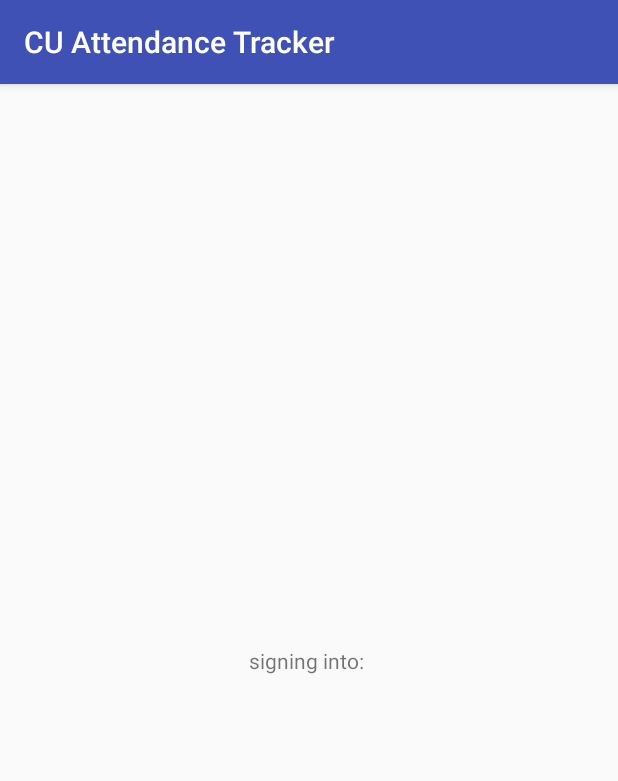
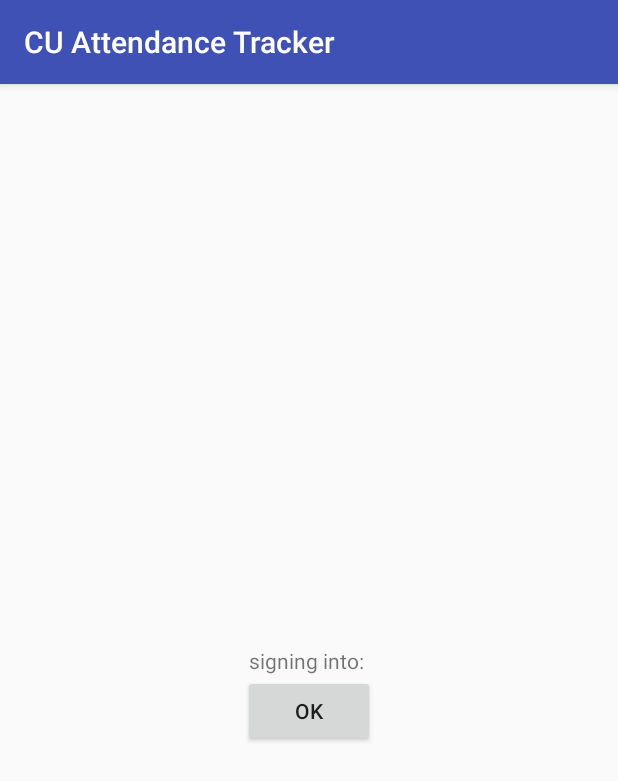
Before and after one commit to jmsv/cu-attendance-system, an Android app: the RegisterAttendance screen opened directly, with no data from a screen before it, on a phone screen of 412 x 824 dp. Shown: the top 781 px of the screen. Run offline under Robolectric (Android 15) with nearby library versions, the phone set to English and light mode, and no system bars.

Commit message:
Working QR code sign in

```diff
--- a/app/app/src/main/AndroidManifest.xml
+++ b/app/app/src/main/AndroidManifest.xml
@@ -3,6 +3,7 @@
     package="jamesvickery.net.cuattendancetracker">
 
     <uses-permission android:name="android.permission.CAMERA" />
+    <uses-permission android:name="android.permission.INTERNET" />
 
     <uses-feature android:name="android.hardware.camera" />
     <uses-feature android:name="android.hardware.camera.autofocus" />
--- a/app/app/src/main/java/jamesvickery/net/cuattendancetracker/RegisterAttendance.java
+++ b/app/app/src/main/java/jamesvickery/net/cuattendancetracker/RegisterAttendance.java
@@ -2,17 +2,25 @@ package jamesvickery.net.cuattendancetracker;
 
 import android.os.Bundle;
 import android.support.v7.app.AppCompatActivity;
+import android.view.View;
+import android.widget.Button;
 import android.widget.TextView;
 
 import java.io.IOException;
 
+import okhttp3.Call;
+import okhttp3.Callback;
 import okhttp3.FormBody;
 import okhttp3.OkHttpClient;
 import okhttp3.Request;
 import okhttp3.RequestBody;
 import okhttp3.Response;
+import okhttp3.ResponseBody;
 
 public class RegisterAttendance extends AppCompatActivity {
+
+    String eventId = "";
+    TextView textViewEventId;
 
     @Override
     protected void onCreate(Bundle savedInstanceState) {
@@ -26,28 +34,25 @@ public class RegisterAttendance extends AppCompatActivity {
 
         setContentView(R.layout.activity_register_attendance);
 
+        Button buttonBackHome = findViewById(R.id.buttonBackHome);
+        buttonBackHome.setOnClickListener(new View.OnClickListener() {
+            @Override
+            public void onClick(View v) {
+                finish();
+            }
+        });
 
-//        AlertDialog.Builder builder = new AlertDialog.Builder(this);
-//        builder.setTitle("this is the code thing");
-//        builder.setPositiveButton("OK", new DialogInterface.OnClickListener() {
-//            @Override
-//            public void onClick(DialogInterface dialog, int which) {
-//                finish();
-//            }
-//        });
-//        builder.setMessage(eventId);
-//        AlertDialog alert = builder.create();
-//        alert.show();
+        textViewEventId = findViewById(R.id.textViewEventId);
+        textViewEventId.setText("signing into: " + eventId);
 
-        TextView textViewEventId = findViewById(R.id.textViewEventId);
-        textViewEventId.setText("signing into: " + eventId);
+        registerAttendancePost(eventId);
     }
 
-    boolean registerAttendancePost(String event_id) {
+    void registerAttendancePost(String event_id) {
         OkHttpClient client = new OkHttpClient();
 
         RequestBody formBody = new FormBody.Builder()
-                .add("user", "7000000")
+                .add("user", "666")
                 .add("event", event_id)
                 .build();
 
@@ -56,13 +61,36 @@ public class RegisterAttendance extends AppCompatActivity {
                 .post(formBody)
                 .build();
 
-        try {
-            Response response = client.newCall(request).execute();
+        // TODO: Better error checking in the http request below
 
-            if (response.code() == 200) return true;
-        } catch (IOException e) {
-            e.printStackTrace();
-        }
-        return false;
+        client.newCall(request).enqueue(new Callback() {
+            @Override
+            public void onFailure(Call call, IOException e) {
+                e.printStackTrace();
+            }
+
+            @Override
+            public void onResponse(Call call, Response response) throws IOException {
+                try (ResponseBody responseBody = response.body()) {
+                    if (!response.isSuccessful())
+                        throw new IOException("Unexpected code " + response);
+
+//                    Headers responseHeaders = response.headers();
+//                    for (int i = 0, size = responseHeaders.size(); i < size; i++) {
+//                        // Toast doesn't work here
+//                        // responseHeaders.name(i) + ": " + responseHeaders.value(i)
+//                    }
+
+//                    // responseBody.string()
+
+                    runOnUiThread(new Runnable() {
+                        @Override
+                        public void run() {
+                            textViewEventId.setText(textViewEventId.getText() + "... success!");
+                        }
+                    });
+                }
+            }
+        });
     }
 }
--- a/app/app/src/main/res/layout/activity_register_attendance.xml
+++ b/app/app/src/main/res/layout/activity_register_attendance.xml
@@ -16,4 +16,13 @@
         app:layout_constraintLeft_toLeftOf="parent"
         app:layout_constraintRight_toRightOf="parent"
         app:layout_constraintTop_toTopOf="parent" />
+
+    <Button
+        android:id="@+id/buttonBackHome"
+        android:layout_width="wrap_content"
+        android:layout_height="wrap_content"
+        android:text="OK"
+        app:layout_constraintTop_toBottomOf="@id/textViewEventId"
+        app:layout_constraintLeft_toLeftOf="parent"
+        app:layout_constraintRight_toRightOf="parent" />
 </android.support.constraint.ConstraintLayout>
```
